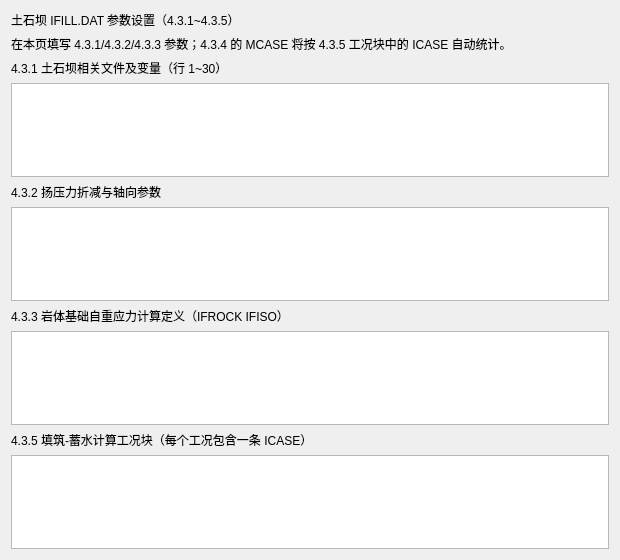
Above: plugins/Base_Slover/FillStorageCyclePage.ui from asd977/base_cae before the change. Below: the same form after it.
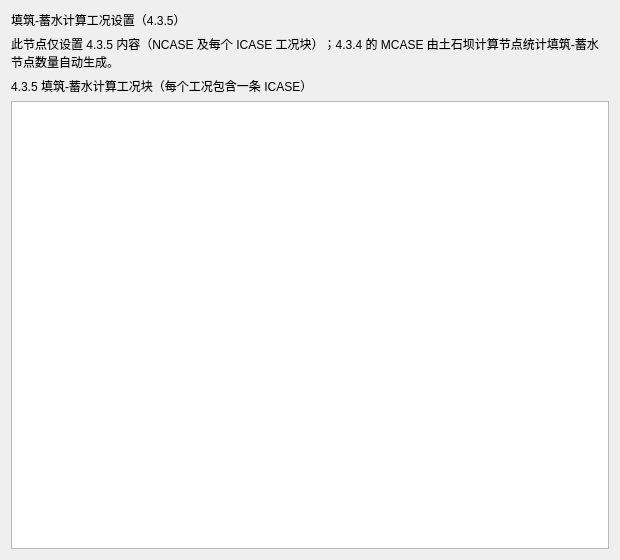
That is the form after the change.

Commit message: refactor(solver): move dam base params to DamAnalysisWidget

What changed in the file:
```diff
--- a/plugins/Base_Slover/FillStorageCyclePage.ui
+++ b/plugins/Base_Slover/FillStorageCyclePage.ui
@@ -17,62 +17,20 @@
    <item>
     <widget class="QLabel" name="titleLabel">
      <property name="text">
-      <string>土石坝 IFILL.DAT 参数设置（4.3.1~4.3.5）</string>
+      <string>填筑-蓄水计算工况设置（4.3.5）</string>
      </property>
     </widget>
    </item>
    <item>
     <widget class="QLabel" name="tipLabel">
      <property name="text">
-      <string>在本页填写 4.3.1/4.3.2/4.3.3 参数；4.3.4 的 MCASE 将按 4.3.5 工况块中的 ICASE 自动统计。</string>
-     </property>
+      <string>此节点仅设置 4.3.5 内容（NCASE 及每个 ICASE 工况块）；4.3.4 的 MCASE 由土石坝计算节点统计填筑-蓄水节点数量自动生成。</string>
+      </property>
      <property name="wordWrap">
       <bool>true</bool>
      </property>
     </widget>
    </item>
-   <item>
-    <widget class="QLabel" name="labelBaseVariables">
-     <property name="text">
-      <string>4.3.1 土石坝相关文件及变量（行 1~30）</string>
-     </property>
-    </widget>
-   </item>
-   <item>
-    <widget class="QPlainTextEdit" name="plainTextEditBaseVariables">
-     <property name="maximumHeight">
-      <number>180</number>
-     </property>
-    </widget>
-   </item>
-   <item>
-    <widget class="QLabel" name="labelUpliftAxis">
-     <property name="text">
-      <string>4.3.2 扬压力折减与轴向参数</string>
-     </property>
-    </widget>
-   </item>
-   <item>
-    <widget class="QPlainTextEdit" name="plainTextEditUpliftAxis">
-     <property name="maximumHeight">
-      <number>90</number>
-     </property>
-    </widget>
-   </item>
-   <item>
-    <widget class="QLabel" name="labelRockStress">
-     <property name="text">
-      <string>4.3.3 岩体基础自重应力计算定义（IFROCK IFISO）</string>
-     </property>
-    </widget>
-   </item>
-   <item>
-    <widget class="QPlainTextEdit" name="plainTextEditRockStress">
-     <property name="maximumHeight">
-      <number>50</number>
-     </property>
-    </widget>
-   </item>
    <item>
     <widget class="QLabel" name="labelSection">
      <property name="text">
```
The commit also changes 5 other files.
